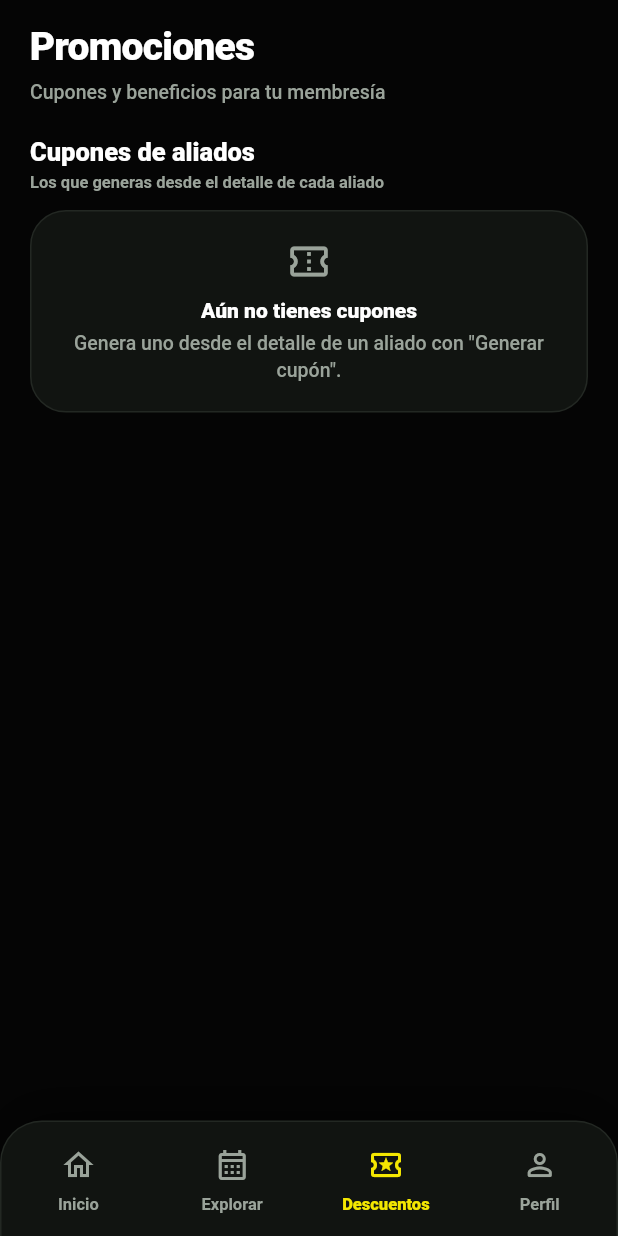
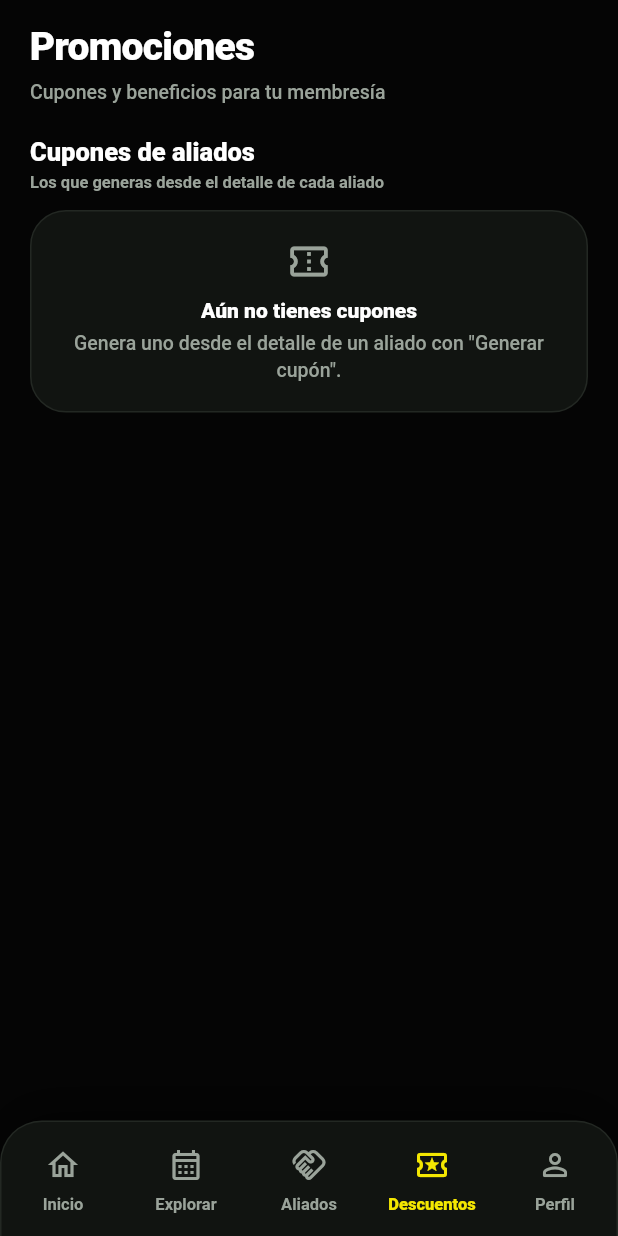
Before and after one commit to MrLuizao/gym-app-template, a Flutter app: the MainShell screen opened directly, scrolled down 157 dp, after a tap on "Descuentos", on a phone screen of 412 x 824 dp. Run offline on Flutter 3.47's test engine with Material 3 defaults, Android fonts, the phone set to English and light mode, and no system bars; our stand-ins replace cloud_firestore, firebase_auth, firebase_core, firebase_messaging, flutter_animate, flutter_map and 6 more; missing offline and left inert: flutter_stripe, google_sign_in_web; accounts and stored records are empty; network calls fail.

Commit message:
feat(allies): Aliados tab with ad spaces rate card + directory
New tab before Descuentos: ad placement pricing tiers and the
live ally directory. SponsorAd.placement splits the premium home
carousel from directory-only listings.

Generated with [Devin](https://devin.ai)

Co-Authored-By: Devin <158243242+devin-ai-integration[bot]@users.noreply.github.com>

```diff
--- a/lib/data/mock/mock_data.dart
+++ b/lib/data/mock/mock_data.dart
@@ -292,6 +292,7 @@ final mockSponsorAds = <SponsorAd>[
       whatsapp: '+52 722 555 0303',
     ),
     photos: const ['https://picsum.photos/seed/ad-cafe-1/600/400'],
+    placement: 'list',
   ),
 ];
 
--- a/lib/data/models/sponsor_ad.dart
+++ b/lib/data/models/sponsor_ad.dart
@@ -57,6 +57,10 @@ class SponsorAd {
     this.phone = '',
     this.socials = const SponsorAdSocials(),
     this.photos = const [],
+    /// Espacio vendido: 'carousel' = carrusel del Home (premium),
+    /// 'list' = solo directorio de Aliados. Ads viejos sin el campo
+    /// cuentan como carrusel (comportamiento previo).
+    this.placement = 'carousel',
   });
 
   final String id;
@@ -75,6 +79,7 @@ class SponsorAd {
   final String phone;
   final SponsorAdSocials socials;
   final List<String> photos;
+  final String placement;
 
   bool get hasLocation => lat != null && lng != null;
 
@@ -97,6 +102,7 @@ class SponsorAd {
     photos: (map['photos'] as List<dynamic>? ?? const [])
         .whereType<String>()
         .toList(),
+    placement: map['placement'] as String? ?? 'carousel',
   );
 
   Map<String, dynamic> toMap() => {
@@ -115,5 +121,6 @@ class SponsorAd {
     'phone': phone,
     'socials': socials.toMap(),
     'photos': photos,
+    'placement': placement,
   };
 }
--- /dev/null
+++ b/lib/features/allies/allies_screen.dart
@@ -0,0 +1,353 @@
+import 'package:flutter/material.dart';
+import 'package:flutter_riverpod/flutter_riverpod.dart';
+
+import '../../core/branding/brand.dart';
+import '../../core/widgets/badge_chip.dart';
+import '../../core/widgets/cover_image.dart';
+import '../../data/models/sponsor_ad.dart';
+import '../home/providers/sponsor_ads_provider.dart';
+import '../metrics/ad_metrics_provider.dart';
+
+/// Espacio publicitario vendible — rate card estático del prototipo.
+/// Los precios varían por ubicación: el carrusel del Home es el
+/// premium, el directorio de esta sección es la entrada básica.
+class _AdSpace {
+  const _AdSpace({
+    required this.icon,
+    required this.name,
+    required this.price,
+    required this.period,
+    required this.description,
+    this.badge,
+  });
+
+  final IconData icon;
+  final String name;
+  final String price;
+  final String period;
+  final String description;
+  final String? badge;
+}
+
+const _adSpaces = [
+  _AdSpace(
+    icon: Icons.view_carousel_outlined,
+    name: 'Carrusel principal',
+    price: r'$1,490',
+    period: '/mes',
+    description:
+        'Tu anuncio rota en el Home de todos los socios con imagen, '
+        'badge y botón de acción. Es la ubicación con más alcance.',
+    badge: 'MAYOR ALCANCE',
+  ),
+  _AdSpace(
+    icon: Icons.notifications_active_outlined,
+    name: 'Push patrocinada',
+    price: r'$990',
+    period: '/envío',
+    description:
+        'Notificación directa al celular de los socios con tu oferta. '
+        'Se agenda desde la consola con segmentación por sede.',
+  ),
+  _AdSpace(
+    icon: Icons.storefront_outlined,
+    name: 'Directorio de Aliados',
+    price: r'$490',
+    period: '/mes',
+    description:
+        'Tu ficha completa en esta sección: descripción, fotos, '
+        'ubicación y redes. Presencia permanente sin rotación.',
+    badge: 'BÁSICO',
+  ),
+];
+
+class AlliesScreen extends ConsumerWidget {
+  const AlliesScreen({super.key});
+
+  @override
+  Widget build(BuildContext context, WidgetRef ref) {
+    final brand = context.brand;
+    final ads = ref.watch(sponsorAdsProvider).value ?? const [];
+    /// Los aliados con espacio premium van primero en el directorio.
+    final sorted = [...ads]..sort(
+        (a, b) => (a.placement == 'carousel' ? 0 : 1).compareTo(
+          b.placement == 'carousel' ? 0 : 1,
+        ),
+      );
+
+    return ListView(
+      padding: const EdgeInsets.fromLTRB(20, 16, 20, 130),
+      children: [
+        Text('Aliados', style: Theme.of(context).textTheme.headlineMedium),
+        const SizedBox(height: 6),
+        Text(
+          'Las marcas que apoyan tu entrenamiento',
+          style: Theme.of(context).textTheme.bodyMedium,
+        ),
+        const SizedBox(height: 20),
+        Text(
+          'ESPACIOS PUBLICITARIOS',
+          style: Theme.of(context).textTheme.labelSmall?.copyWith(
+            letterSpacing: 1.4,
+            color: brand.textSecondary,
+          ),
+        ),
+        const SizedBox(height: 12),
+        for (final space in _adSpaces) ...[
+          _AdSpaceCard(space: space),
+          const SizedBox(height: 10),
+        ],
+        const SizedBox(height: 6),
+        Container(
+          padding: const EdgeInsets.symmetric(horizontal: 16, vertical: 12),
+          decoration: BoxDecoration(
+            color: brand.accent.withValues(alpha: 0.08),
+            borderRadius: BorderRadius.circular(18),
+            border: Border.all(color: brand.accent.withValues(alpha: 0.3)),
+          ),
+          child: Row(
+            children: [
+              Icon(
+                Icons.campaign_outlined,
+                size: 18,
+                color: brand.accent,
+              ),
+              const SizedBox(width: 10),
+              Expanded(
+                child: Text(
+                  '¿Quieres anunciar tu marca? Pregunta en recepción por '
+                  'la disponibilidad de espacios.',
+                  style: TextStyle(
+                    fontSize: 11,
+                    fontWeight: FontWeight.w700,
+                    height: 1.35,
+                    color: brand.accent,
+                  ),
+                ),
+              ),
+            ],
+          ),
+        ),
+        const SizedBox(height: 24),
+        Text(
+          'NUESTROS ALIADOS',
+          style: Theme.of(context).textTheme.labelSmall?.copyWith(
+            letterSpacing: 1.4,
+            color: brand.textSecondary,
+          ),
+        ),
+        const SizedBox(height: 12),
+        if (sorted.isEmpty)
+          Container(
+            width: double.infinity,
+            padding: const EdgeInsets.all(18),
+            decoration: BoxDecoration(
+              color: brand.surface,
+              borderRadius: BorderRadius.circular(24),
+              border: Border.all(color: brand.cardBorder),
+            ),
+            child: Text(
+              'Aún no hay aliados activos',
+              style: Theme.of(context).textTheme.bodySmall,
+              textAlign: TextAlign.center,
+            ),
+          )
+        else
+          for (final ad in sorted) ...[
+            _AllyCard(ad: ad),
+            const SizedBox(height: 10),
+          ],
+      ],
+    );
+  }
+}
+
+class _AdSpaceCard extends StatelessWidget {
+  const _AdSpaceCard({required this.space});
+
+  final _AdSpace space;
+
+  @override
+  Widget build(BuildContext context) {
+    final brand = context.brand;
+    final highlight = space.badge == 'MAYOR ALCANCE';
+    return Container(
+      padding: const EdgeInsets.all(14),
+      decoration: BoxDecoration(
+        color: brand.surface,
+        borderRadius: BorderRadius.circular(20),
+        border: Border.all(
+          color: highlight ? brand.accent.withValues(alpha: 0.55) : brand.cardBorder,
+        ),
+      ),
+      child: Row(
+        crossAxisAlignment: CrossAxisAlignment.start,
+        children: [
+          Container(
+            width: 42,
+            height: 42,
+            decoration: BoxDecoration(
+              color: brand.accent.withValues(alpha: 0.15),
+              borderRadius: BorderRadius.circular(14),
+              border: Border.all(color: brand.accent.withValues(alpha: 0.4)),
+            ),
+            child: Icon(space.icon, size: 20, color: brand.accent),
+          ),
+          const SizedBox(width: 12),
+          Expanded(
+            child: Column(
+              crossAxisAlignment: CrossAxisAlignment.start,
+              children: [
+                Row(
+                  children: [
+                    Expanded(
+                      child: Text(
+                        space.name,
+                        style: TextStyle(
+                          fontSize: 13,
+                          fontWeight: FontWeight.w900,
+                          color: brand.textPrimary,
+                        ),
+                      ),
+                    ),
+                    Text(
+                      space.price,
+                      style: TextStyle(
+                        fontSize: 14,
+                        fontWeight: FontWeight.w900,
+                        color: brand.accent,
+                      ),
+                    ),
+                    Text(
+                      space.period,
+                      style: TextStyle(
+                        fontSize: 10,
+                        fontWeight: FontWeight.w700,
+                        color: brand.textSecondary,
+                      ),
+                    ),
+                  ],
+                ),
+                if (space.badge != null) ...[
+                  const SizedBox(height: 6),
+                  BadgeChip(label: space.badge!, color: brand.accent),
+                ],
+                const SizedBox(height: 6),
+                Text(
+                  space.description,
+                  style: TextStyle(
+                    fontSize: 11,
+                    fontWeight: FontWeight.w600,
+                    height: 1.4,
+                    color: brand.textSecondary,
+                  ),
+                ),
+              ],
+            ),
+          ),
+        ],
+      ),
+    );
+  }
+}
+
+class _AllyCard extends ConsumerWidget {
+  const _AllyCard({required this.ad});
+
+  final SponsorAd ad;
+
+  @override
+  Widget build(BuildContext context, WidgetRef ref) {
+    final brand = context.brand;
+    return GestureDetector(
+      onTap: () {
+        ref.read(adMetricsProvider.notifier).track(ad.id, 'tap');
+        Navigator.of(context).pushNamed('/sponsor', arguments: ad);
+      },
+      child: Container(
+        padding: const EdgeInsets.all(12),
+        decoration: BoxDecoration(
+          color: brand.surface,
+          borderRadius: BorderRadius.circular(20),
+          border: Border.all(color: brand.cardBorder),
+        ),
+        child: Row(
+          children: [
+            ClipRRect(
+              borderRadius: BorderRadius.circular(14),
+              child: SizedBox(
+                width: 56,
+                height: 56,
+                child: CoverImage(
+                  url: ad.imageUrl,
+                  icon: Icons.storefront_outlined,
+                ),
+              ),
+            ),
+            const SizedBox(width: 12),
+            Expanded(
+              child: Column(
+                crossAxisAlignment: CrossAxisAlignment.start,
+                children: [
+                  Row(
+                    children: [
+                      Flexible(
+                        child: Text(
+                          ad.advertiser.toUpperCase(),
+                          style: TextStyle(
+                            fontSize: 9,
+                            fontWeight: FontWeight.w900,
+                            letterSpacing: 1.2,
+                            color: brand.accent,
+                          ),
+                          maxLines: 1,
+                          overflow: TextOverflow.ellipsis,
+                        ),
+                      ),
+                      if (ad.placement == 'carousel') ...[
+                        const SizedBox(width: 6),
+                        Icon(
+                          Icons.star_rounded,
+                          size: 12,
+                          color: brand.accent,
+                        ),
+                      ],
+                    ],
+                  ),
+                  const SizedBox(height: 3),
+                  Text(
+                    ad.title,
+                    style: TextStyle(
+                      fontSize: 13,
+                      fontWeight: FontWeight.w900,
+                      color: brand.textPrimary,
+                    ),
+                    maxLines: 1,
+                    overflow: TextOverflow.ellipsis,
+                  ),
+                  const SizedBox(height: 2),
+                  Text(
+                    ad.subtitle,
+                    style: TextStyle(
+                      fontSize: 11,
+                      fontWeight: FontWeight.w600,
+                      color: brand.textSecondary,
+                    ),
+                    maxLines: 1,
+                    overflow: TextOverflow.ellipsis,
+                  ),
+                ],
+              ),
+            ),
+            const SizedBox(width: 8),
+            Icon(
+              Icons.chevron_right_rounded,
+              size: 20,
+              color: brand.textSecondary,
+            ),
+          ],
+        ),
+      ),
+    );
+  }
+}
--- a/lib/features/home/home_screen.dart
+++ b/lib/features/home/home_screen.dart
@@ -136,7 +136,10 @@ class _SponsorsSection extends ConsumerWidget {
     final adsAsync = ref.watch(sponsorAdsProvider);
     return adsAsync.maybeWhen(
       data: (ads) {
-        if (ads.isEmpty) return const SizedBox.shrink();
+        /// El carrusel es el espacio premium — los aliados del
+        /// directorio ('list') solo aparecen en la pestaña Aliados.
+        final carousel = ads.where((a) => a.placement == 'carousel').toList();
+        if (carousel.isEmpty) return const SizedBox.shrink();
         // TODO(Firebase): registrar impresión por anuncio visible
         return Column(
           crossAxisAlignment: CrossAxisAlignment.start,
@@ -159,7 +162,7 @@ class _SponsorsSection extends ConsumerWidget {
             //   ],
             // ),
             // const SizedBox(height: 12),
-            SponsorCarousel(ads: ads),
+            SponsorCarousel(ads: carousel),
           ],
         );
       },
--- a/lib/features/promotions/promotions_screen.dart
+++ b/lib/features/promotions/promotions_screen.dart
@@ -21,7 +21,11 @@ class PromotionsScreen extends ConsumerWidget {
     final generated = ref.watch(generatedCouponsProvider).values.toList();
     final memberCoupons = ref.watch(availableCouponsProvider);
     final locked = ref.watch(lockedCouponsProvider);
-    final ads = ref.watch(sponsorAdsProvider).value ?? const [];
+    /// Solo los espacios 'carousel' — el directorio ('list') vive
+    /// en la pestaña Aliados.
+    final ads = (ref.watch(sponsorAdsProvider).value ?? const [])
+        .where((a) => a.placement == 'carousel')
+        .toList();
 
     return ListView(
       padding: const EdgeInsets.fromLTRB(20, 16, 20, 130),
--- a/lib/features/shell/main_shell.dart
+++ b/lib/features/shell/main_shell.dart
@@ -5,6 +5,7 @@ import '../../core/branding/brand.dart';
 import '../../core/config/app_config.dart';
 import '../../core/firebase/push_notification_service.dart';
 import '../../data/repositories/gym_repositories.dart';
+import '../allies/allies_screen.dart';
 import '../explore/explore_screen.dart';
 import '../home/home_screen.dart';
 import '../profile/profile_screen.dart';
@@ -43,6 +44,7 @@ class MainShell extends ConsumerWidget {
             children: const [
               HomeScreen(),
               ExploreScreen(),
+              AlliesScreen(),
               PromotionsScreen(),
               ProfileScreen(),
             ],
@@ -114,18 +116,26 @@ class MainBottomBar extends StatelessWidget {
               ),
               Expanded(
                 child: _BarItem(
-                  icon: Icons.local_activity_outlined,
-                  label: 'Descuentos',
+                  icon: Icons.handshake_outlined,
+                  label: 'Aliados',
                   selected: index == 2,
                   onTap: () => onChanged(2),
                 ),
               ),
               Expanded(
                 child: _BarItem(
+                  icon: Icons.local_activity_outlined,
+                  label: 'Descuentos',
+                  selected: index == 3,
+                  onTap: () => onChanged(3),
+                ),
+              ),
+              Expanded(
+                child: _BarItem(
                   icon: Icons.person_outline_rounded,
                   label: 'Perfil',
-                  selected: index == 3,
-                  onTap: () => onChanged(3),
+                  selected: index == 4,
+                  onTap: () => onChanged(4),
                 ),
               ),
             ],
```
